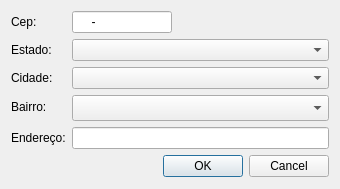
First picture: the form in cepaddview.ui, repository alexandrepossebom/qsc, before the edit.
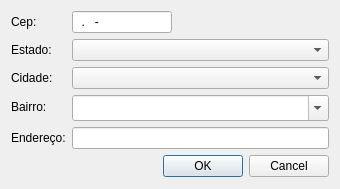
Second picture: the form after the edit.

Patch:
```diff
--- a/cepaddview.ui
+++ b/cepaddview.ui
@@ -36,10 +36,10 @@
       </size>
      </property>
      <property name="inputMask">
-      <string>99999-999; </string>
+      <string>99.999-999; </string>
      </property>
      <property name="text">
-      <string notr="true">-</string>
+      <string notr="true">.-</string>
      </property>
     </widget>
    </item>
@@ -92,6 +92,9 @@
        <height>26</height>
       </size>
      </property>
+     <property name="editable">
+      <bool>true</bool>
+     </property>
     </widget>
    </item>
    <item row="4" column="0">
```
